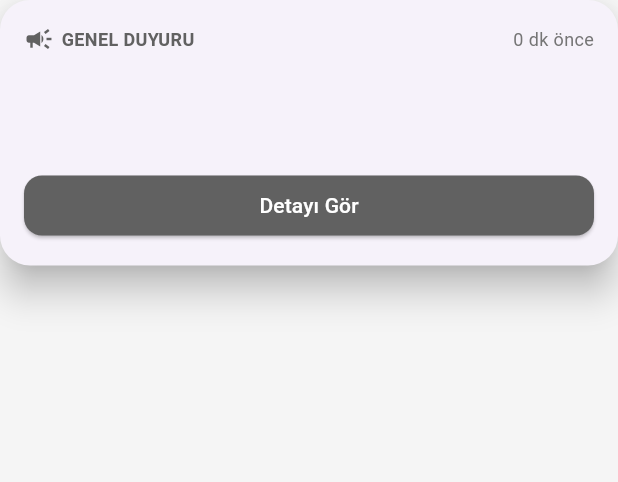
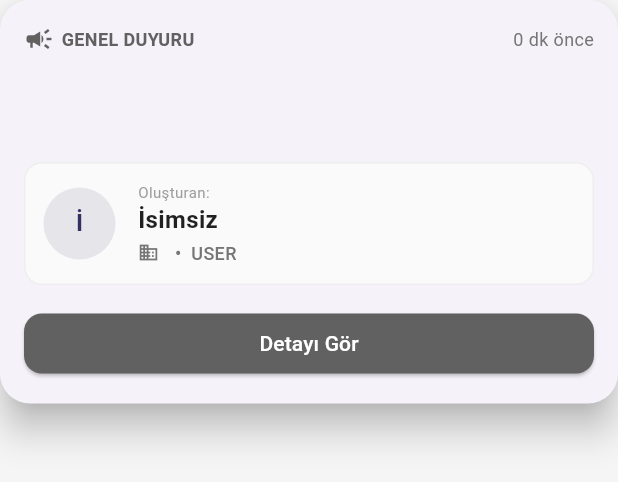
Before and after one commit to EEnsarA/Kampus-Bildirim-App, a Flutter app: the MapNotificationCard widget shown alone on an empty page, opened directly with empty values, on a phone screen of 412 x 824 dp. Shown: the top 482 px of the screen. Run offline on Flutter 3.47's test engine with Material 3 defaults, Android fonts, the light colour scheme and no system bars; our stand-ins replace cloud_firestore, firebase_auth, firebase_core, firebase_messaging, firebase_storage, flutter_riverpod and 5 more; accounts and stored records are empty; generated files the repository leaves out were written again.

Commit message:
Bildirim kartina 'Olusturan' bilgisi ve tasarim duzenlemesi eklendi

```diff
--- a/lib/components/map_notification_card.dart
+++ b/lib/components/map_notification_card.dart
@@ -1,4 +1,5 @@
 import 'package:flutter/material.dart';
+import 'package:kampus_bildirim/components/sender_info_card.dart';
 import 'package:kampus_bildirim/models/app_notification.dart';
 
 class MapNotificationCard extends StatelessWidget {
@@ -72,6 +73,10 @@ class MapNotificationCard extends StatelessWidget {
               overflow: TextOverflow.ellipsis,
             ),
 
+            const SizedBox(height: 10),
+
+            SenderInfoCard(senderId: notification.senderId),
+
             const SizedBox(height: 15),
 
             SizedBox(
```
